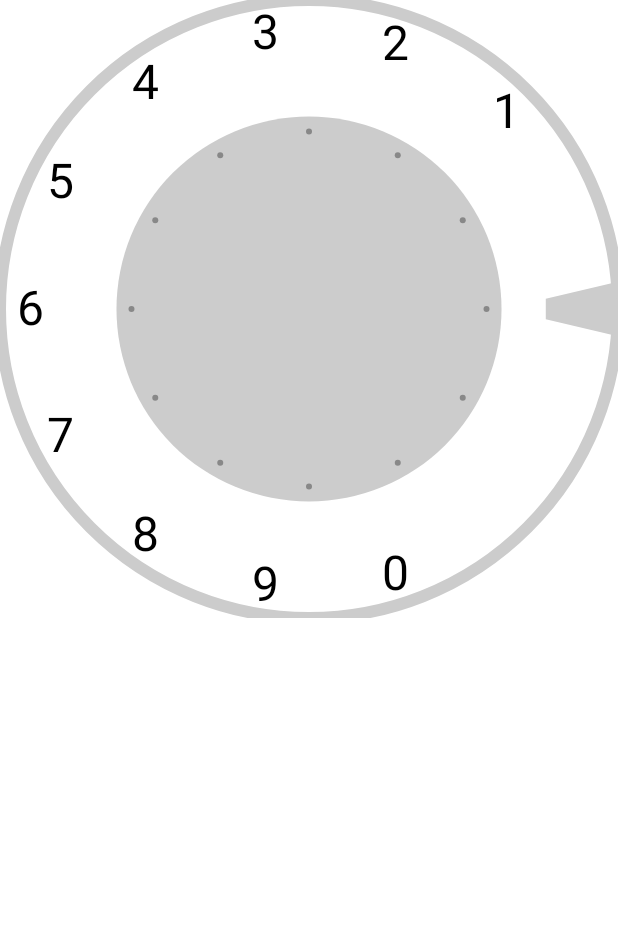
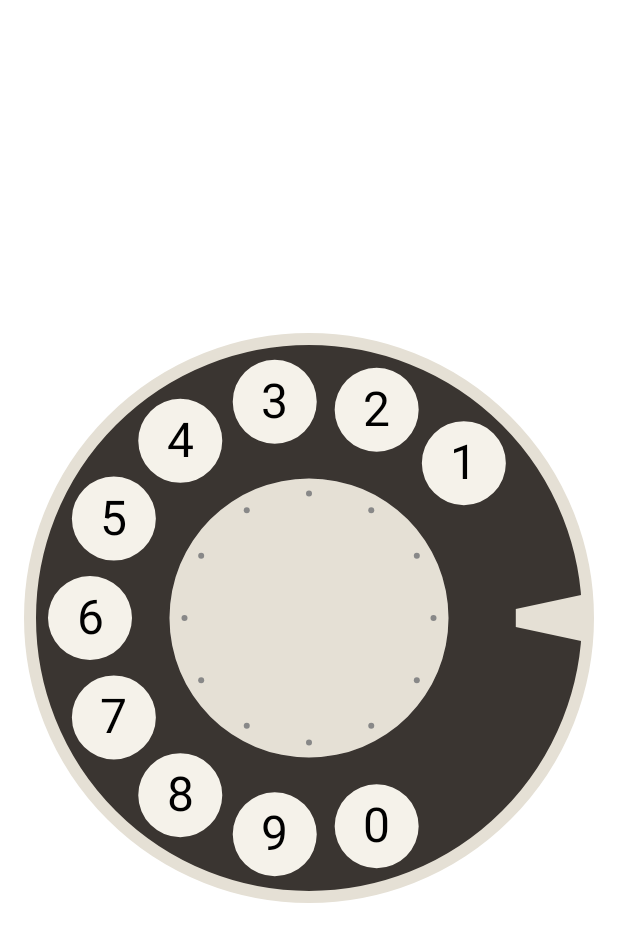
Before and after one commit to NoXis82/CustomLayoutApp, an Android app built with Jetpack Compose: the @Preview function OldPhonePreview, on a phone screen of 412 x 824 dp. Shown: the top 942 px of the screen. Run offline under Robolectric (Android 15) with nearby library versions, the phone set to English and light mode, and no system bars.

Commit message:
Обновление

```diff
--- a/app/src/main/java/ru/noxis/customlayoutapp/components/OldPhone.kt
+++ b/app/src/main/java/ru/noxis/customlayoutapp/components/OldPhone.kt
@@ -5,6 +5,8 @@ import androidx.compose.foundation.Canvas
 import androidx.compose.foundation.gestures.awaitEachGesture
 import androidx.compose.foundation.gestures.awaitFirstDown
 import androidx.compose.foundation.layout.aspectRatio
+import androidx.compose.foundation.layout.fillMaxSize
+import androidx.compose.foundation.layout.padding
 import androidx.compose.material3.MaterialTheme
 import androidx.compose.runtime.Composable
 import androidx.compose.runtime.getValue
@@ -14,8 +16,10 @@ import androidx.compose.runtime.remember
 import androidx.compose.runtime.setValue
 import androidx.compose.ui.Modifier
 import androidx.compose.ui.geometry.Offset
+import androidx.compose.ui.geometry.Rect
 import androidx.compose.ui.graphics.Color
 import androidx.compose.ui.graphics.Path
+import androidx.compose.ui.graphics.PathFillType
 import androidx.compose.ui.graphics.drawscope.Stroke
 import androidx.compose.ui.graphics.drawscope.rotate
 import androidx.compose.ui.input.pointer.pointerInput
@@ -26,6 +30,9 @@ import androidx.compose.ui.tooling.preview.Preview
 import androidx.compose.ui.unit.IntOffset
 import androidx.compose.ui.unit.center
 import androidx.compose.ui.unit.dp
+import ru.noxis.customlayoutapp.ui.theme.baseColor
+import ru.noxis.customlayoutapp.ui.theme.centerAndFrameColor
+import ru.noxis.customlayoutapp.ui.theme.coverColor
 import kotlin.math.atan2
 import kotlin.math.cos
 import kotlin.math.sin
@@ -52,8 +59,18 @@ fun OldPhone(
         targetValue = rotationAngle, label = "rotationAngle"
     )
 
+    val texts = remember {
+        digits.map { digit ->
+            textMeasurer.measure(
+                text = digit,
+                style = typography,
+            )
+        }
+    }
+
     Canvas(
         modifier = modifier
+            .padding(4.dp)
             .aspectRatio(1f)
             .pointerInput(Unit) {
                 awaitEachGesture {
@@ -78,11 +95,6 @@ fun OldPhone(
                             val event = awaitPointerEvent()
                             val newAngle =
                                 calculateAngle(event.changes.first().position, size.center)
-//                        /**
-//                         * Когда палец двигается, мы вычисляем разницу между новым углом и предыдущим
-//                         * deltaAngle - изменение угла
-//                         */
-//                        val deltaAngle = newAngle - currentAngle
 
                             //необходимо нормализовать deltaAngle
                             val deltaAngle = (newAngle - currentAngle).let { delta ->
@@ -92,19 +104,12 @@ fun OldPhone(
                                     else -> delta
                                 }
                             }
-//                        rotationAngle = (rotationAngle + deltaAngle)
 
                             val targetRotation = rotationAngle + deltaAngle
 
                             if (rotationAngle <= maxRotation) {
                                 rotationAngle = targetRotation.coerceIn(0f, maxRotation)
                             }
-
-                            //движения диска только в одну сторону, а именно от 0 до 270 градусов
-//                            val canRotate = rotationAngle in 0f..270f
-//                            if (canRotate) {
-//                                rotationAngle = targetRotation.coerceIn(0f, 270f)
-//                            }
 
                             currentAngle = newAngle
                             event.changes
@@ -123,76 +128,49 @@ fun OldPhone(
     ) {
         //шаг расположения цифр
         val angleStep = -270f / digits.size
-        val radius = size.width / 2f - 20.dp.toPx()
+        val radius = size.width / 2f - 40.dp.toPx()
         //цент круга
         val center = Offset(size.width / 2, size.height / 2)
-        val digitSize = 64.dp.toPx()
+        val digitSize = 56.dp.toPx()
+
+        // Основа с цифрами
+        drawCircle(
+            color = baseColor,
+        )
 
         //заполняем список digitBoundsList реальными данными уже в момент отрисоки
-        digits.forEachIndexed { index, _ ->
+        digits.forEachIndexed { index, digit ->
             val angleInDegrees = index * angleStep - 45
             val angleInRadians = Math.toRadians(angleInDegrees.toDouble())
-
             val x = center.x + radius * cos(angleInRadians).toFloat()
             val y = center.y + radius * sin(angleInRadians).toFloat()
-
             digitBoundsList[index].update(x, y, digitSize)
+            val bounds = digitBoundsList[index]
+            val xDigit = (bounds.left + bounds.right) / 2
+            val yDigit = (bounds.top + bounds.bottom) / 2
+            //рисуем циферблат
+            val textLayoutResult: TextLayoutResult = texts[index]
+            drawText(
+                textLayoutResult = textLayoutResult,
+                topLeft = Offset(
+                    xDigit - textLayoutResult.size.width / 2f,
+                    yDigit - textLayoutResult.size.height / 2f,
+                ),
+            )
         }
 
         rotate(animatedRotationAngle) {
 
             // радиус внутреннего диска, который находится в центре
-            val centerCircleRadius = size.width / 3.21f
+            val centerCircleRadius = size.width / 4f
 
+            // Центральный круг и рамка
             drawCircle(
-                color = Color.White,
-            )
-
-            digits.forEachIndexed { index, digit ->
-                //необходимо добавить смещение на -45 градусов.
-//                val angleInDegrees = index * angleStep - 45
-                //перевести угол из градусов в радианы
-//                val angleInRadians = Math.toRadians(angleInDegrees.toDouble())
-                //координаты размещения цифр на циферблате
-//                val x = center.x + radius * cos(angleInRadians).toFloat()
-//                val y = center.y + radius * sin(angleInRadians).toFloat()
-
-                val bounds = digitBoundsList[index]
-                val x = (bounds.left + bounds.right) / 2
-                val y = (bounds.top + bounds.bottom) / 2
-
-                //рисуем циферблат
-                val textLayoutResult: TextLayoutResult = textMeasurer.measure(
-                    text = digit,
-                    style = typography,
-                )
-
-                drawText(
-                    textLayoutResult = textLayoutResult,
-                    topLeft = Offset(
-                        x - textLayoutResult.size.width / 2f,
-                        y - textLayoutResult.size.height / 2f,
-                    ),
-                )
-
-                //Индекс нажатой цифры был найден, осталось нарисовать индикатор
-                val isActive = index == activeDigitIndex
-
-                if (isActive) {
-                    drawCircle(
-                        color = Color.Blue.copy(alpha = 0.3f),
-                        radius = digitSize / 1.8f,
-                        center = Offset(x, y)
-                    )
-                }
-            }
-
-            // рисуем внутренний диск серого цвета
-            drawCircle(
-                color = Color.LightGray,
+                color = centerAndFrameColor,
                 radius = centerCircleRadius,
                 center = center
             )
+
             // количество точек, которые будут расположены по кругу
             val dotsCount = 12
 
@@ -225,12 +203,53 @@ fun OldPhone(
                 )
             }
 
+            val diskPath = Path().apply {
+                // Создаем основной круг
+                addOval(
+                    Rect(
+                        center = center,
+                        radius = size.width / 2f
+                    )
+                )
 
+                // Добавляем отверстия для цифр
+                digits.forEachIndexed { index, _ ->
+                    val angleInDegrees = index * angleStep - 45
+                    val angleInRadians = Math.toRadians(angleInDegrees.toDouble())
+
+                    val x = center.x + radius * cos(angleInRadians).toFloat()
+                    val y = center.y + radius * sin(angleInRadians).toFloat()
+
+                    addOval(
+                        Rect(
+                            center = Offset(x, y),
+                            radius = digitSize / 2f
+                        )
+                    )
+                }
+
+                // Добавляем отверстие для центральной части
+                addOval(
+                    Rect(
+                        center = center,
+                        radius = centerCircleRadius
+                    )
+                )
+
+                // Используем EvenOdd для создания отверстий
+                fillType = PathFillType.EvenOdd
+            }
+
+            // Вращающаяся крышка с отверстиями
+            drawPath(
+                path = diskPath,
+                color = coverColor,
+            )
         }
 
         // рисуем внешнюю рамку телефонного диска
         drawCircle(
-            color = Color.LightGray,
+            color = centerAndFrameColor,
             radius = size.width / 2f,
             center = center,
             style = Stroke(
@@ -279,11 +298,9 @@ fun OldPhone(
                 lineTo(innerLeftX, innerLeftY)
                 close()
             },
-            color = Color.LightGray
+            color = centerAndFrameColor
         )
-
     }
-
 }
 
 //
@@ -319,5 +336,9 @@ private fun calculateAngle(position: Offset, center: IntOffset): Float {
 @Preview
 @Composable
 private fun OldPhonePreview() {
-    OldPhone(modifier = Modifier)
+    OldPhone(
+        modifier = Modifier
+            .fillMaxSize()
+            .padding(16.dp)
+    )
 }
--- a/app/src/main/java/ru/noxis/customlayoutapp/ui/theme/Color.kt
+++ b/app/src/main/java/ru/noxis/customlayoutapp/ui/theme/Color.kt
@@ -9,3 +9,7 @@ val Pink80 = Color(0xFFEFB8C8)
 val Purple40 = Color(0xFF6650a4)
 val PurpleGrey40 = Color(0xFF625b71)
 val Pink40 = Color(0xFF7D5260)
+
+val baseColor = Color(0xFFF5F2EA) // теплый кремовый для основного диска
+val coverColor = Color(0xFF2B2522).copy(alpha = 0.92f) // бакелитовый
+val centerAndFrameColor = Color(0xFFE5E0D5) // светлый бежевый для деталей
```
